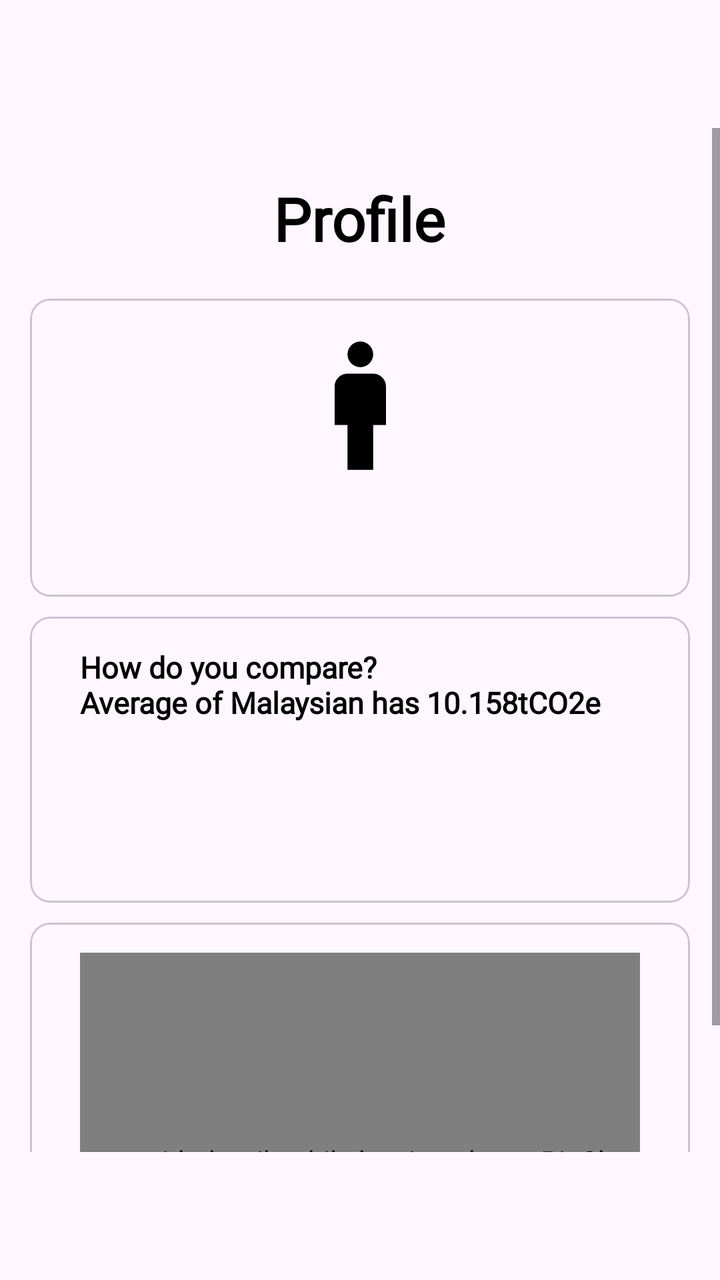
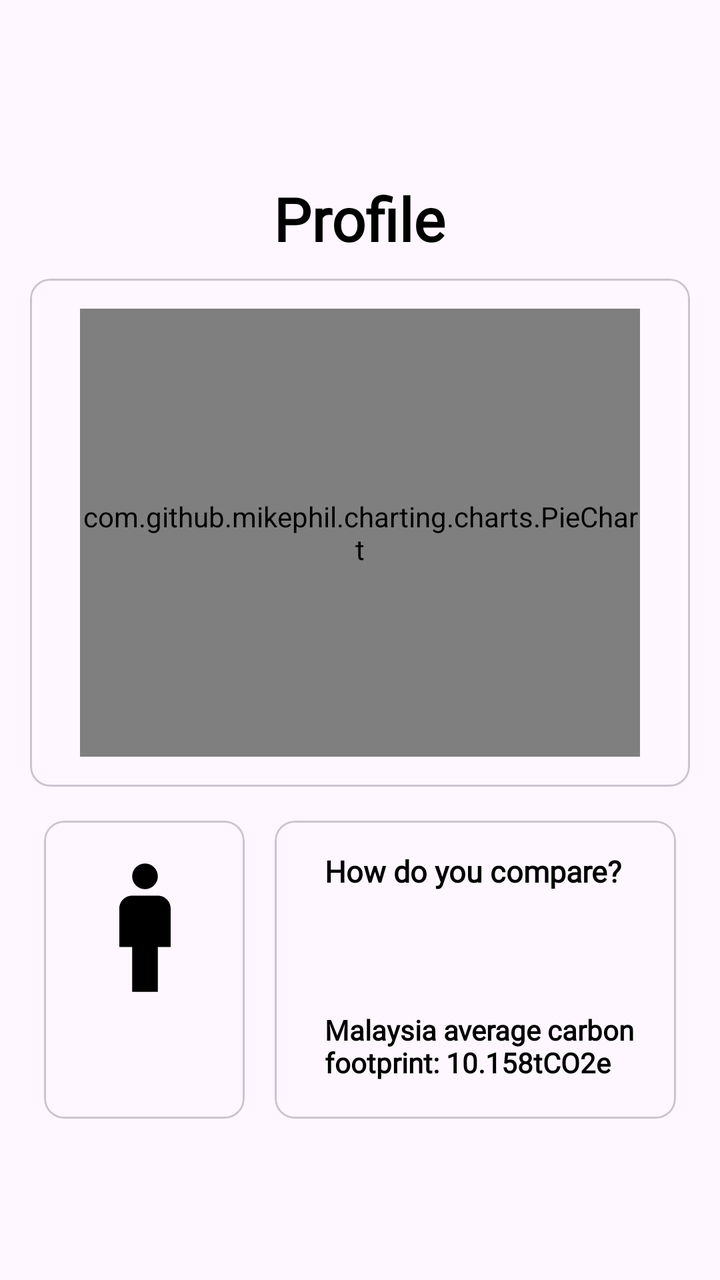

Screens rendered from an Android XML layout before and after an edit, with the pre-edit source and the edit as a unified diff.
<!-- AndroidManifest.xml: application theme Theme.Carbonfootprint -->
<!-- res/layout/fragment_profile.xml -->
<?xml version="1.0" encoding="utf-8"?>
<ScrollView xmlns:android="http://schemas.android.com/apk/res/android"
xmlns:tools="http://schemas.android.com/tools"
android:layout_width="match_parent"
android:layout_height="match_parent"
xmlns:app="http://schemas.android.com/apk/res-auto"
    android:paddingTop="?attr/actionBarSize"
    android:paddingBottom="?attr/actionBarSize"
    tools:context=".MainPage">

<LinearLayout
    android:layout_width="match_parent"
    android:layout_height="wrap_content"
    android:orientation="vertical"
    android:layout_marginTop="10dp"
    android:padding="15dp">

    <TextView
        android:layout_width="wrap_content"
        android:layout_height="wrap_content"
        android:text="@string/profile"
        android:textStyle="bold"
        android:textSize="30sp"
        android:fontFamily="@font/poppinsbold"
        android:layout_gravity="center"
        android:textColor="@color/black"/>

    <com.google.android.material.card.MaterialCardView
        android:layout_width="match_parent"
        android:layout_height="wrap_content"
        app:cardCornerRadius="10dp"
        android:layout_marginTop="20dp">

        <LinearLayout
            android:layout_width="match_parent"
            android:layout_height="match_parent"
            android:layout_marginTop="0dp"
            android:orientation="vertical"
            android:padding="15dp">

            <com.google.android.material.imageview.ShapeableImageView
                android:layout_width="108dp"
                android:layout_height="77dp"
                android:layout_gravity="center"
                android:src="@drawable/user" />

            <LinearLayout
                android:layout_width="wrap_content"
                android:layout_height="wrap_content"
                android:layout_gravity="center"
                android:layout_marginTop="15dp"
                android:orientation="horizontal">

                <TextView
                    android:id="@+id/textUsername"
                    android:layout_width="wrap_content"
                    android:layout_height="wrap_content"
                    android:fontFamily="@font/poppinsmedium"
                    android:textAlignment="center"
                    android:textColor="@color/black"
                    android:textSize="20sp"
                    android:textStyle="bold" />
            </LinearLayout>
        </LinearLayout>

    </com.google.android.material.card.MaterialCardView>

    <com.google.android.material.card.MaterialCardView
        android:layout_width="match_parent"
        android:layout_height="wrap_content"
        android:layout_marginTop="10dp"
        app:cardCornerRadius="10dp">

        <LinearLayout
            android:layout_width="match_parent"
            android:layout_height="match_parent"
            android:orientation="vertical"
            android:padding="15dp">

            <RelativeLayout
                android:layout_width="match_parent"
                android:layout_height="113dp"
                android:layout_marginStart="10dp"
                android:layout_marginEnd="10dp">

                <TextView
                    android:layout_width="wrap_content"
                    android:layout_height="wrap_content"
                    android:layout_alignParentStart="true"
                    android:fontFamily="@font/poppinsmedium"
                    android:text="@string/how_do_you_compare_naverage_of_malaysian_has_10_158tco2e"
                    android:textColor="@color/black"
                    android:textSize="15sp"
                    android:textStyle="bold" />

                <TextView
                    android:id="@+id/total_text"
                    android:layout_width="wrap_content"
                    android:layout_height="wrap_content"
                    android:layout_alignParentStart="true"
                    android:layout_marginTop="70dp"
                    android:fontFamily="@font/poppinsmedium"
                    android:textColor="@color/black"
                    android:textSize="15sp"
                    android:textStyle="bold" />
            </RelativeLayout>


        </LinearLayout>
    </com.google.android.material.card.MaterialCardView>

    <com.google.android.material.card.MaterialCardView
        android:layout_width="match_parent"
        android:layout_height="wrap_content"
        android:layout_marginTop="10dp"
        app:cardCornerRadius="10dp">

        <LinearLayout
            android:layout_width="match_parent"
            android:layout_height="wrap_content"
            android:orientation="vertical"
            android:padding="15dp">

            <RelativeLayout
                android:layout_width="match_parent"
                android:layout_height="224dp"
                android:layout_marginStart="10dp"
                android:layout_marginEnd="10dp">

                <com.github.mikephil.charting.charts.PieChart
                    android:id="@+id/pieChart"
                    android:layout_width="match_parent"
                    android:layout_height="match_parent" />
            </RelativeLayout>
        </LinearLayout>
    </com.google.android.material.card.MaterialCardView>
</LinearLayout>
</ScrollView>
<!-- resources referenced by this layout -->
<resources>
  <color name="black">#FF000000</color>
  <!-- drawable user (drawable) -->
  <vector xmlns:android="http://schemas.android.com/apk/res/android" android:height="24dp" android:tint="#000000" android:viewportHeight="24" android:viewportWidth="24" android:width="24dp">
        
      <path android:fillColor="@android:color/white" android:pathData="M14,7h-4C8.9,7 8,7.9 8,9v6h2v7h4v-7h2V9C16,7.9 15.1,7 14,7z"/>
        
      <path android:fillColor="@android:color/white" android:pathData="M12,4m-2,0a2,2 0,1 1,4 0a2,2 0,1 1,-4 0"/>
      
  </vector>
  <string name="how_do_you_compare_naverage_of_malaysian_has_10_158tco2e">How do you compare?\nAverage of Malaysian has 10.158tCO2e</string>
  <string name="profile">Profile</string>
  <style name="Theme.Carbonfootprint" parent="Base.Theme.Carbonfootprint" />
  <style name="Base.Theme.Carbonfootprint" parent="Theme.Material3.DayNight.NoActionBar">
          
          
      </style>
</resources>

<!-- the commit's change to res/layout/fragment_profile.xml (unified diff, before → after) -->
@@ -1,138 +1,157 @@
 <?xml version="1.0" encoding="utf-8"?>
 <ScrollView xmlns:android="http://schemas.android.com/apk/res/android"
-xmlns:tools="http://schemas.android.com/tools"
-android:layout_width="match_parent"
-android:layout_height="match_parent"
-xmlns:app="http://schemas.android.com/apk/res-auto"
+    xmlns:app="http://schemas.android.com/apk/res-auto"
+    xmlns:tools="http://schemas.android.com/tools"
+    android:layout_width="match_parent"
+    android:layout_height="match_parent"
     android:paddingTop="?attr/actionBarSize"
     android:paddingBottom="?attr/actionBarSize"
     tools:context=".MainPage">
 
-<LinearLayout
-    android:layout_width="match_parent"
-    android:layout_height="wrap_content"
-    android:orientation="vertical"
-    android:layout_marginTop="10dp"
-    android:padding="15dp">
-
-    <TextView
-        android:layout_width="wrap_content"
-        android:layout_height="wrap_content"
-        android:text="@string/profile"
-        android:textStyle="bold"
-        android:textSize="30sp"
-        android:fontFamily="@font/poppinsbold"
-        android:layout_gravity="center"
-        android:textColor="@color/black"/>
-
-    <com.google.android.material.card.MaterialCardView
-        android:layout_width="match_parent"
-        android:layout_height="wrap_content"
-        app:cardCornerRadius="10dp"
-        android:layout_marginTop="20dp">
-
-        <LinearLayout
-            android:layout_width="match_parent"
-            android:layout_height="match_parent"
-            android:layout_marginTop="0dp"
-            android:orientation="vertical"
-            android:padding="15dp">
-
-            <com.google.android.material.imageview.ShapeableImageView
-                android:layout_width="108dp"
-                android:layout_height="77dp"
-                android:layout_gravity="center"
-                android:src="@drawable/user" />
-
-            <LinearLayout
-                android:layout_width="wrap_content"
-                android:layout_height="wrap_content"
-                android:layout_gravity="center"
-                android:layout_marginTop="15dp"
-                android:orientation="horizontal">
-
-                <TextView
-                    android:id="@+id/textUsername"
-                    android:layout_width="wrap_content"
-                    android:layout_height="wrap_content"
-                    android:fontFamily="@font/poppinsmedium"
-                    android:textAlignment="center"
-                    android:textColor="@color/black"
-                    android:textSize="20sp"
-                    android:textStyle="bold" />
-            </LinearLayout>
-        </LinearLayout>
-
-    </com.google.android.material.card.MaterialCardView>
-
-    <com.google.android.material.card.MaterialCardView
+    <LinearLayout
         android:layout_width="match_parent"
         android:layout_height="wrap_content"
         android:layout_marginTop="10dp"
-        app:cardCornerRadius="10dp">
+        android:orientation="vertical"
+        android:padding="15dp">
 
-        <LinearLayout
-            android:layout_width="match_parent"
-            android:layout_height="match_parent"
-            android:orientation="vertical"
-            android:padding="15dp">
-
-            <RelativeLayout
-                android:layout_width="match_parent"
-                android:layout_height="113dp"
-                android:layout_marginStart="10dp"
-                android:layout_marginEnd="10dp">
-
-                <TextView
-                    android:layout_width="wrap_content"
-                    android:layout_height="wrap_content"
-                    android:layout_alignParentStart="true"
-                    android:fontFamily="@font/poppinsmedium"
-                    android:text="@string/how_do_you_compare_naverage_of_malaysian_has_10_158tco2e"
-                    android:textColor="@color/black"
-                    android:textSize="15sp"
-                    android:textStyle="bold" />
-
-                <TextView
-                    android:id="@+id/total_text"
-                    android:layout_width="wrap_content"
-                    android:layout_height="wrap_content"
-                    android:layout_alignParentStart="true"
-                    android:layout_marginTop="70dp"
-                    android:fontFamily="@font/poppinsmedium"
-                    android:textColor="@color/black"
-                    android:textSize="15sp"
-                    android:textStyle="bold" />
-            </RelativeLayout>
+        <TextView
+            android:layout_width="wrap_content"
+            android:layout_height="wrap_content"
+            android:layout_gravity="center"
+            android:fontFamily="@font/poppinsbold"
+            android:text="@string/profile"
+            android:textColor="@color/black"
+            android:textSize="30sp"
+            android:textStyle="bold" />
 
 
-        </LinearLayout>
-    </com.google.android.material.card.MaterialCardView>
+        <com.google.android.material.card.MaterialCardView
+            android:layout_width="match_parent"
+            android:layout_height="wrap_content"
+            android:layout_marginTop="10dp"
+            app:cardCornerRadius="10dp">
 
-    <com.google.android.material.card.MaterialCardView
-        android:layout_width="match_parent"
-        android:layout_height="wrap_content"
-        android:layout_marginTop="10dp"
-        app:cardCornerRadius="10dp">
+            <LinearLayout
+                android:layout_width="match_parent"
+                android:layout_height="wrap_content"
+                android:orientation="vertical"
+                android:padding="15dp">
+
+                <RelativeLayout
+                    android:layout_width="match_parent"
+                    android:layout_height="224dp"
+                    android:layout_marginStart="10dp"
+                    android:layout_marginEnd="10dp">
+
+                    <com.github.mikephil.charting.charts.PieChart
+                        android:id="@+id/pieChart"
+                        android:layout_width="match_parent"
+                        android:layout_height="match_parent" />
+                </RelativeLayout>
+            </LinearLayout>
+        </com.google.android.material.card.MaterialCardView>
 
         <LinearLayout
             android:layout_width="match_parent"
             android:layout_height="wrap_content"
-            android:orientation="vertical"
-            android:padding="15dp">
+            android:orientation="horizontal"
+            android:padding="7dp">
 
-            <RelativeLayout
-                android:layout_width="match_parent"
-                android:layout_height="224dp"
-                android:layout_marginStart="10dp"
-                android:layout_marginEnd="10dp">
+            <com.google.android.material.card.MaterialCardView
+                android:layout_width="0dp"
+                android:layout_height="wrap_content"
+                android:layout_marginTop="10dp"
+                android:layout_weight="1"
+                android:layout_marginRight="15dp"
+                app:cardCornerRadius="10dp">
 
-                <com.github.mikephil.charting.charts.PieChart
-                    android:id="@+id/pieChart"
+                <LinearLayout
                     android:layout_width="match_parent"
-                    android:layout_height="match_parent" />
-            </RelativeLayout>
+                    android:layout_height="wrap_content"
+                    android:orientation="vertical"
+                    android:padding="15dp">
+
+                    <com.google.android.material.imageview.ShapeableImageView
+                        android:layout_width="108dp"
+                        android:layout_height="77dp"
+                        android:layout_gravity="center"
+                        android:src="@drawable/user" />
+
+                    <LinearLayout
+                        android:layout_width="wrap_content"
+                        android:layout_height="wrap_content"
+                        android:layout_gravity="center"
+                        android:layout_marginTop="15dp"
+                        android:orientation="horizontal">
+
+                        <TextView
+                            android:id="@+id/textUsername"
+                            android:layout_width="wrap_content"
+                            android:layout_height="wrap_content"
+                            android:fontFamily="@font/poppinsmedium"
+                            android:textAlignment="center"
+                            android:textColor="@color/black"
+                            android:textSize="20sp"
+                            android:textStyle="bold" />
+                    </LinearLayout>
+                </LinearLayout>
+            </com.google.android.material.card.MaterialCardView>
+
+            <com.google.android.material.card.MaterialCardView
+                android:layout_width="0dp"
+                android:layout_height="match_parent"
+                android:layout_marginTop="10dp"
+                android:layout_weight="2"
+                app:cardCornerRadius="10dp">
+
+                <LinearLayout
+                    android:layout_width="235dp"
+                    android:layout_height="match_parent"
+                    android:orientation="vertical"
+                    android:padding="15dp">
+
+                    <RelativeLayout
+                        android:layout_width="match_parent"
+                        android:layout_height="match_parent"
+                        android:layout_marginStart="10dp"
+                        android:layout_marginEnd="10dp">
+
+                        <TextView
+                            android:layout_width="wrap_content"
+                            android:layout_height="wrap_content"
+                            android:layout_alignParentStart="true"
+                            android:fontFamily="@font/poppinsmedium"
+                            android:text="@string/how_do_you_compare"
+                            android:textColor="@color/black"
+                            android:textSize="15sp"
+                            android:textStyle="bold" />
+
+                        <TextView
+                            android:id="@+id/total_text"
+                            android:layout_width="wrap_content"
+                            android:layout_height="wrap_content"
+                            android:layout_alignParentStart="true"
+                            android:layout_marginTop="30dp"
+                            android:fontFamily="@font/poppinsmedium"
+                            android:textColor="@color/black"
+                            android:textSize="14sp"
+                            android:textStyle="bold" />
+
+                        <TextView
+                            android:layout_width="wrap_content"
+                            android:layout_height="wrap_content"
+                            android:layout_alignParentStart="true"
+                            android:layout_marginTop="80dp"
+                            android:fontFamily="@font/poppinsmedium"
+                            android:textColor="@color/black"
+                            android:text="@string/malaysia_average_carbon_footprint_10_158tco2e"
+                            android:textSize="14sp"
+                            android:textStyle="bold"/>
+                    </RelativeLayout>
+                </LinearLayout>
+            </com.google.android.material.card.MaterialCardView>
         </LinearLayout>
-    </com.google.android.material.card.MaterialCardView>
-</LinearLayout>
+
+    </LinearLayout>
 </ScrollView>
<!-- resource entries referenced after the edit -->
@@ -9,7 +9,8 @@
       <path android:fillColor="@android:color/white" android:pathData="M12,4m-2,0a2,2 0,1 1,4 0a2,2 0,1 1,-4 0"/>
       
   </vector>
-  <string name="how_do_you_compare_naverage_of_malaysian_has_10_158tco2e">How do you compare?\nAverage of Malaysian has 10.158tCO2e</string>
+  <string name="how_do_you_compare">How do you compare?</string>
+  <string name="malaysia_average_carbon_footprint_10_158tco2e">Malaysia average carbon footprint: 10.158tCO2e</string>
   <string name="profile">Profile</string>
   <style name="Theme.Carbonfootprint" parent="Base.Theme.Carbonfootprint" />
   <style name="Base.Theme.Carbonfootprint" parent="Theme.Material3.DayNight.NoActionBar">
